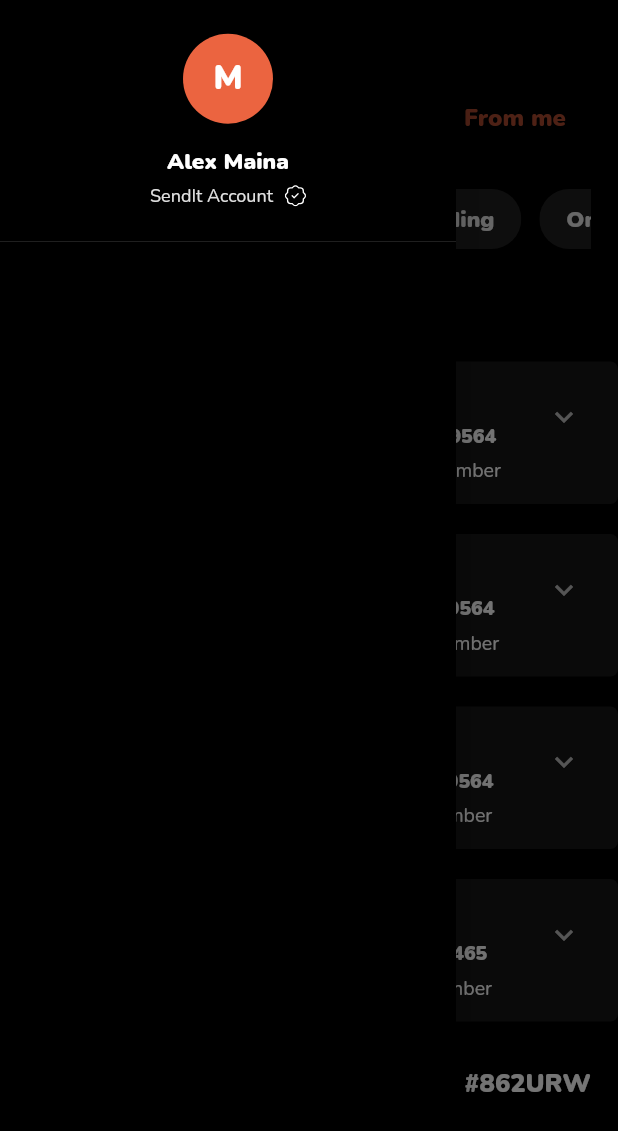
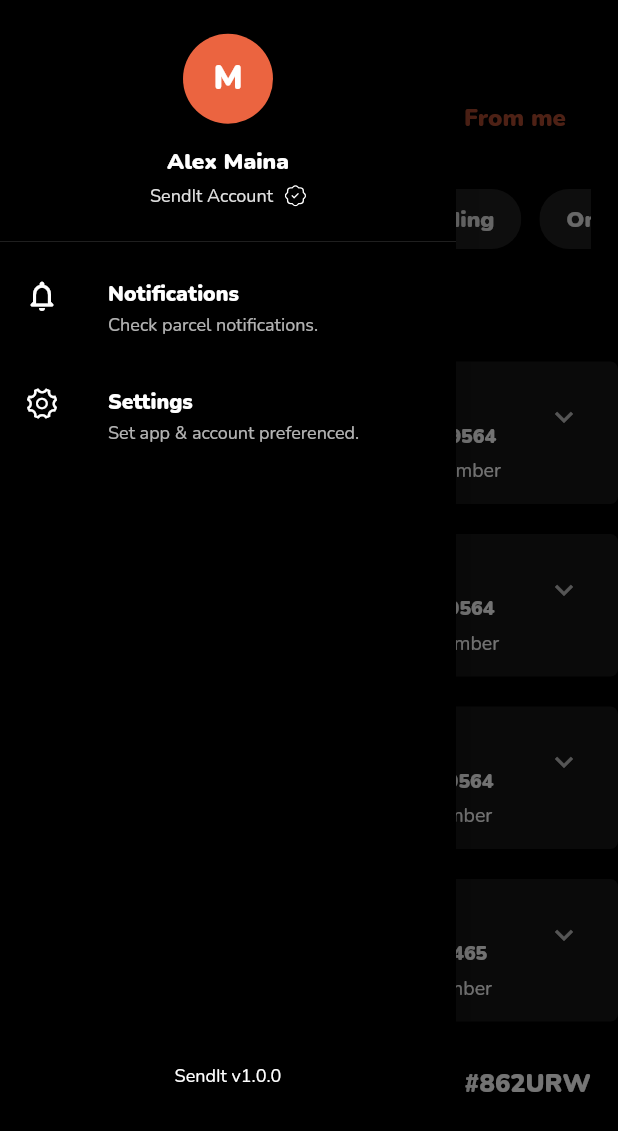
Before and after one commit to Karumaidoi/send-it-Express, a Flutter app: the HomePage screen opened directly, with the side drawer open, on a phone screen of 412 x 824 dp. Shown: the top 1131 px of the screen. Run offline on Flutter 3.47's test engine with Material 2 defaults, Android fonts, the phone set to English and light mode, and no system bars; our stand-ins replace another_flushbar, badges, bootstrap_icons, flutter_holo_date_picker, flutter_vector_icons, lottie and 3 more; missing offline and left inert: cupertino_onboarding, flag, launch_review, spring_button; accounts and stored records are empty.

Commit message:
Finished on Account Drawer.

```diff
--- a/lib/view/Home/pages/home_page.dart
+++ b/lib/view/Home/pages/home_page.dart
@@ -3,6 +3,7 @@ import 'package:flutter/cupertino.dart';
 import 'package:flutter/material.dart';
 import 'package:sendit/view/Home/pages/user/user_profile.dart';
 import 'package:sendit/widgets/views/all_parcels.dart';
+import 'package:sendit/widgets/views/drawer_list.dart';
 import 'package:sendit/widgets/views/from_me_parcel.dart';
 import 'package:sendit/widgets/views/to_me_parcels.dart';
 
@@ -74,7 +75,31 @@ class HomePage extends StatelessWidget {
                     ),
                   ),
                 ),
-              )
+              ),
+              DrawerList(
+                callback: () {},
+                icon: const Icon(Icons.notifications_none_rounded),
+                title: 'Notifications',
+                subtitle: 'Check parcel notifications.',
+              ),
+              DrawerList(
+                callback: () {
+                  Navigator.of(context)
+                      .push(CupertinoPageRoute(builder: (context) {
+                    return const SettingsPage();
+                  }));
+                },
+                icon: const Icon(CupertinoIcons.gear),
+                title: 'Settings',
+                subtitle: 'Set app & account preferenced.',
+              ),
+              const Spacer(
+                flex: 4,
+              ),
+              const Text('SendIt v1.0.0'),
+              const Spacer(
+                flex: 1,
+              ),
             ],
           ),
         ),
--- /dev/null
+++ b/lib/widgets/views/drawer_list.dart
@@ -0,0 +1,27 @@
+import 'package:flutter/material.dart';
+
+class DrawerList extends StatelessWidget {
+  final String title;
+  final String subtitle;
+  final Icon icon;
+  final VoidCallback callback;
+  const DrawerList(
+      {super.key,
+      required this.title,
+      required this.subtitle,
+      required this.icon,
+      required this.callback});
+
+  @override
+  Widget build(BuildContext context) {
+    return ListTile(
+      onTap: callback,
+      leading: icon,
+      title: Text(
+        title,
+        style: const TextStyle(fontWeight: FontWeight.bold),
+      ),
+      subtitle: Text(subtitle),
+    );
+  }
+}
```
